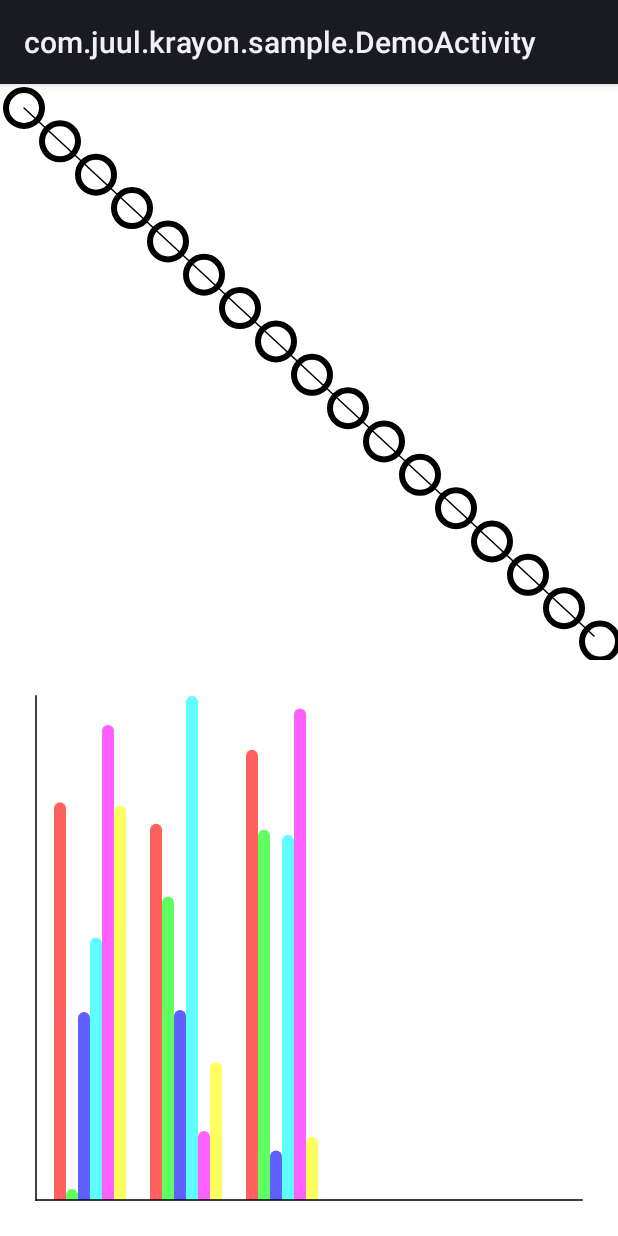
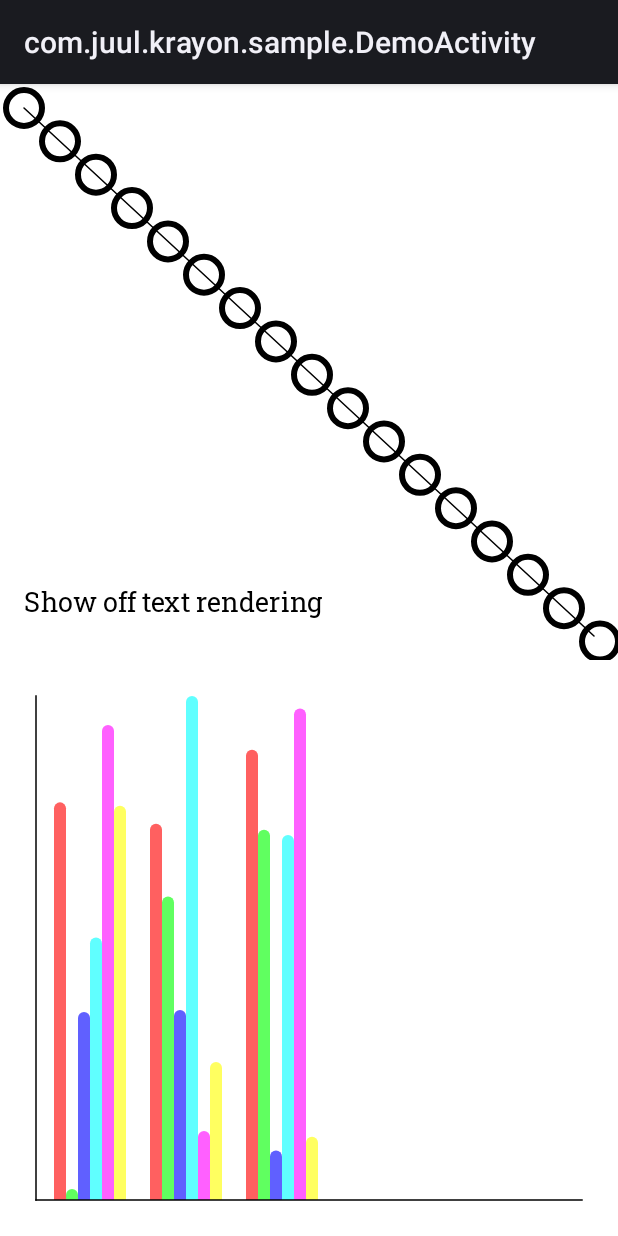
Before and after one commit to JuulLabs/krayon, an Android app: the screen it shows after launch (DemoActivity), on a phone screen of 412 x 824 dp. Run offline under Robolectric (Android 15) with nearby library versions, the phone set to English and light mode, and no system bars.

Commit message:
Implementation of fonts on Android

```diff
--- a/canvas/build.gradle.kts
+++ b/canvas/build.gradle.kts
@@ -38,6 +38,7 @@ kotlin {
 
         val androidMain by getting {
             dependencies {
+                implementation("androidx.appcompat:appcompat:1.2.0")
             }
         }
 
--- a/canvas/src/androidMain/kotlin/AndroidCanvas.kt
+++ b/canvas/src/androidMain/kotlin/AndroidCanvas.kt
@@ -1,5 +1,6 @@
 package com.juul.krayon.canvas
 
+import android.content.Context
 import android.graphics.RectF
 import android.graphics.Region
 import android.os.Build
@@ -8,9 +9,10 @@ import android.graphics.Path as AndroidPath
 
 /** Create an [AndroidCanvas]. */
 public fun AndroidCanvas(
+    context: Context,
     sourceCanvas: android.graphics.Canvas,
     scalingFactor: Float = 1f,
-): AndroidCanvas = AndroidCanvas(sourceCanvas as android.graphics.Canvas?, scalingFactor)
+): AndroidCanvas = AndroidCanvas(context, sourceCanvas as android.graphics.Canvas?, scalingFactor)
 
 /**
  * Implementation of [Canvas] which wraps a native Android [Canvas][android.graphics.Canvas].
@@ -19,6 +21,7 @@ public fun AndroidCanvas(
  * account for this scaling factor.
  */
 public class AndroidCanvas internal constructor(
+    private val context: Context,
     private var androidCanvas: android.graphics.Canvas?,
     private val scalingFactor: Float = 1f,
 ) : Canvas<AndroidPaint, AndroidPath> {
@@ -40,7 +43,7 @@ public class AndroidCanvas internal constructor(
         }
     }
 
-    override fun buildPaint(paint: Paint): AndroidPaint = paint.toAndroid()
+    override fun buildPaint(paint: Paint): AndroidPaint = paint.toAndroid(context)
 
     override fun buildPath(actions: PathBuilder<*>.() -> Unit): AndroidPath =
         AndroidPathBuilder().apply(actions).build()
--- a/canvas/src/androidMain/kotlin/AndroidPaint.kt
+++ b/canvas/src/androidMain/kotlin/AndroidPaint.kt
@@ -1,12 +1,24 @@
 package com.juul.krayon.canvas
 
+import android.content.Context
+import android.content.res.Resources
+import android.graphics.Typeface
+import androidx.core.content.res.ResourcesCompat
 import android.graphics.Paint as AndroidPaint
 
+/**
+ * Cache for font name to identifier, since calling [Resources.getIdentifier] is expensive.
+ *
+ * TODO: Provide a way to pre-load into this map to avoid ever calling [Resources.getIdentifier]. This
+ *       should also handle the use case where the font's logical name doesn't match the resource name.
+ */
+private val fontResources = mutableMapOf<String, Int>()
+
 /** Converts a Krayon [Paint] into an [AndroidPaint] used by [AndroidCanvas]. */
-public fun Paint.toAndroid(): AndroidPaint = when (this) {
+public fun Paint.toAndroid(context: Context): AndroidPaint = when (this) {
     is Paint.Fill -> androidPaint(this)
     is Paint.Stroke -> androidPaint(this)
-    is Paint.Text -> androidPaint(this)
+    is Paint.Text -> androidPaint(context, this)
 }
 
 private fun androidPaint(source: Paint.Fill) = AndroidPaint().apply {
@@ -35,15 +47,34 @@ private fun androidPaint(source: Paint.Stroke) = AndroidPaint().apply {
     }
 }
 
-private fun androidPaint(source: Paint.Text) = AndroidPaint().apply {
+private fun androidPaint(context: Context, source: Paint.Text) = AndroidPaint().apply {
     style = AndroidPaint.Style.FILL
     isAntiAlias = true
     color = source.color.argb
-    textSize = source.size
-    // FIXME: Font is currently ignored.
+    // Scale text by the difference between dp and sp. By applying this globally, it means that
+    // Krayon respect's a user's font scaling even in non-dp environments, like PDF rendering.
+    val scale = with(context.resources.displayMetrics) { scaledDensity / density }
+    textSize = source.size * scale
+    typeface = getTypeface(context, source.font)
     textAlign = when (source.alignment) {
         Paint.Text.Alignment.Left -> AndroidPaint.Align.LEFT
         Paint.Text.Alignment.Center -> AndroidPaint.Align.CENTER
         Paint.Text.Alignment.Right -> AndroidPaint.Align.RIGHT
     }
 }
+
+private fun getTypeface(context: Context, font: Font): Typeface =
+    when (font.name) {
+        "sans-serif" -> Typeface.SANS_SERIF
+        "serif" -> Typeface.SERIF
+        else -> {
+            val fontResource = fontResources.getOrPut(font.name) {
+                context.resources.getIdentifier(font.name, "font", context.packageName)
+            }
+            try {
+                ResourcesCompat.getFont(context, fontResource)
+            } catch (e: Resources.NotFoundException) {
+                null
+            }
+        }
+    } ?: Typeface.DEFAULT
--- a/canvas/src/androidMain/kotlin/CanvasView.kt
+++ b/canvas/src/androidMain/kotlin/CanvasView.kt
@@ -15,7 +15,7 @@ abstract class CanvasView(
     attrs: AttributeSet? = null,
 ) : View(context, attrs) {
 
-    private val krayonCanvas = AndroidCanvas(null, scalingFactor = applyDimension(COMPLEX_UNIT_DIP, 1f, resources.displayMetrics))
+    private val krayonCanvas = AndroidCanvas(context, null, scalingFactor = applyDimension(COMPLEX_UNIT_DIP, 1f, resources.displayMetrics))
 
     @SuppressLint("WrongCall") // false positive because our custom draw function shares the name `onDraw`
     final override fun onDraw(canvas: android.graphics.Canvas) {
--- a/chart/src/androidMain/kotlin/ChartView.kt
+++ b/chart/src/androidMain/kotlin/ChartView.kt
@@ -151,7 +151,8 @@ public class ChartView @JvmOverloads constructor(
             if (width > 0 && height > 0) {
                 launch {
                     val bitmap = Bitmap.createBitmap(width, height, Bitmap.Config.ARGB_8888)
-                    val canvas = AndroidCanvas(Canvas(bitmap), scalingFactor = applyDimension(COMPLEX_UNIT_DIP, 1f, displayMetrics))
+                    val scalingFactor = applyDimension(COMPLEX_UNIT_DIP, 1f, displayMetrics)
+                    val canvas = AndroidCanvas(attachedView.context, Canvas(bitmap), scalingFactor)
                     renderer.render(dataSet, canvas)
                     (this@Adapter).bitmap = bitmap
                     withContext(Dispatchers.Main) {
--- a/sample/src/main/java/com/juul/krayon/sample/CustomCanvasView.kt
+++ b/sample/src/main/java/com/juul/krayon/sample/CustomCanvasView.kt
@@ -5,6 +5,7 @@ import android.util.AttributeSet
 import com.juul.krayon.canvas.Canvas
 import com.juul.krayon.canvas.CanvasView
 import com.juul.krayon.canvas.Color
+import com.juul.krayon.canvas.Font
 import com.juul.krayon.canvas.Paint
 import com.juul.krayon.canvas.toAndroid
 import android.graphics.Paint as AndroidPaint
@@ -15,8 +16,9 @@ class CustomCanvasView @JvmOverloads constructor(
     attrs: AttributeSet? = null,
 ) : CanvasView(context, attrs) {
 
-    private val linePaint = Paint.Stroke(Color.black, 1f, Paint.Stroke.Cap.Round).toAndroid()
-    private var circlePaint = Paint.Stroke(Color.black, 4f).toAndroid()
+    private val linePaint = Paint.Stroke(Color.black, 1f, Paint.Stroke.Cap.Round).toAndroid(context)
+    private val textPaint = Paint.Text(Color.black, 18f, Paint.Text.Alignment.Left, Font("roboto_slab")).toAndroid(context)
+    private var circlePaint = Paint.Stroke(Color.black, 4f).toAndroid(context)
 
     var circleColor: Color
         get() = Color(circlePaint.color)
@@ -35,5 +37,6 @@ class CustomCanvasView @JvmOverloads constructor(
             hOffset += 24
             vOffset += 24 * vScale
         }
+        canvas.drawText("Show off text rendering", 16f, height - 32f, textPaint)
     }
 }
```
Also changed, not shown: sample/src/main/res/font/roboto_slab.ttf (added).
